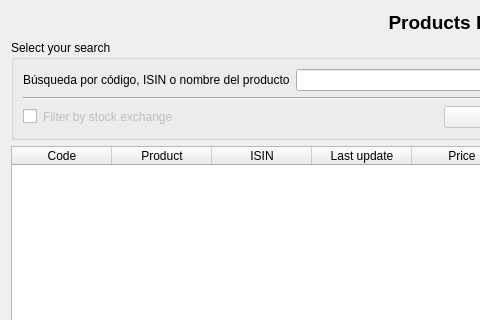
The window that ui/wdgProducts.ui (turulomio/xulpymoney) describes before a commit, drawn with Qt 5; both pictures show x 0 to 480 and y 0 to 320 of the 892 by 654 pixel window.
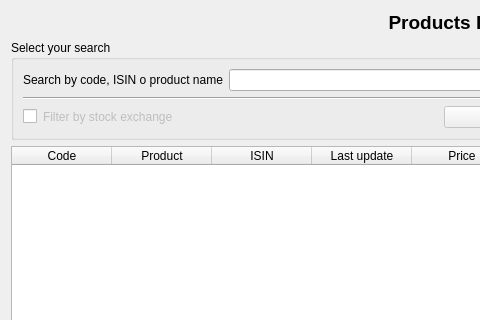
The same window after the commit. Icons and pictures are not drawn. Custom widgets are drawn as their Qt base class.

```diff
--- a/ui/wdgProducts.ui
+++ b/ui/wdgProducts.ui
@@ -51,7 +51,7 @@
               <item>
                <widget class="QLabel" name="label">
                 <property name="text">
-                 <string>Búsqueda por código, ISIN o nombre del producto</string>
+                 <string>Search by code, ISIN o product name</string>
                 </property>
                </widget>
               </item>
```
